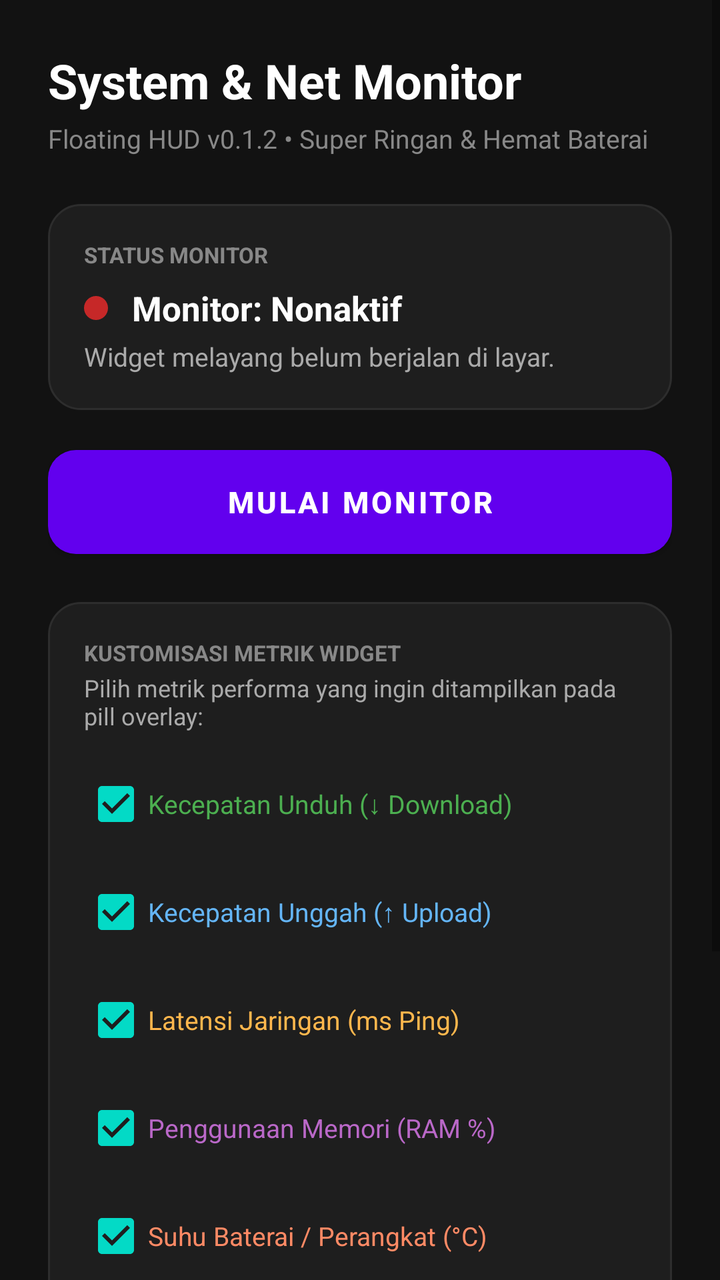
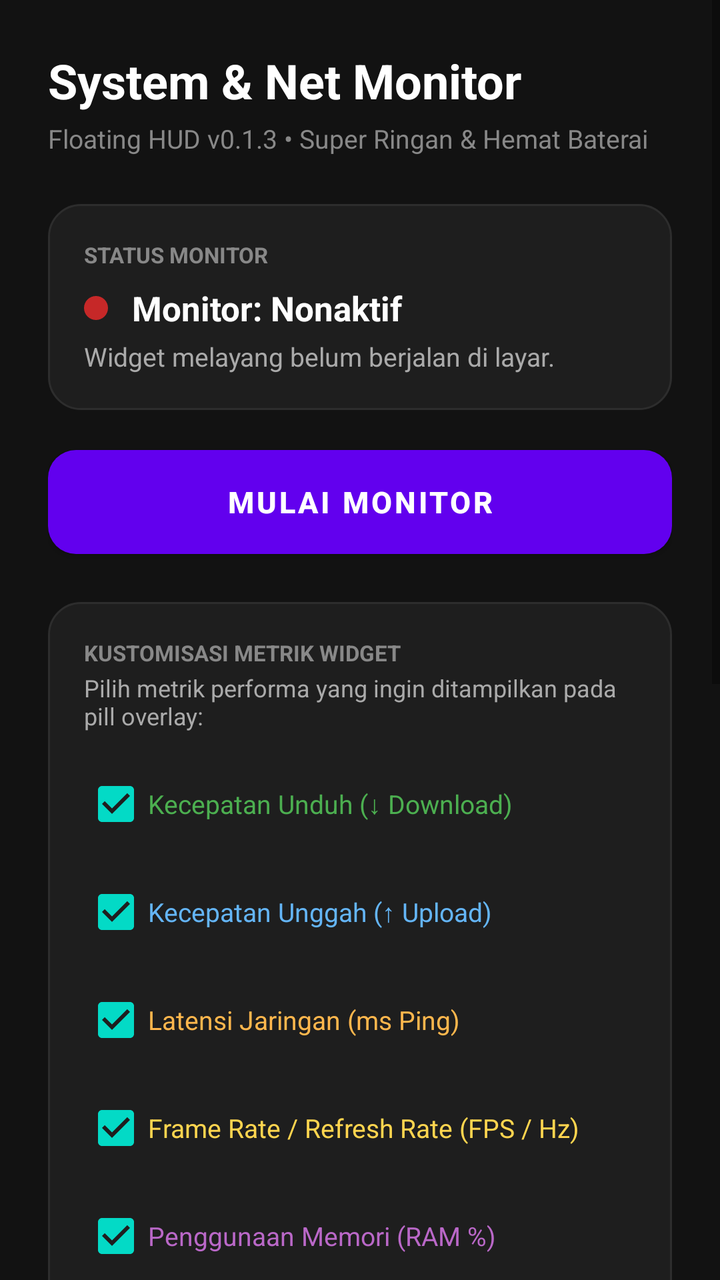

Screens rendered from an Android XML layout before and after an edit, with the pre-edit source and the edit as a unified diff.
<!-- AndroidManifest.xml: fallback theme Theme.MaterialComponents.DayNight.NoActionBar -->
<!-- res/layout/activity_main.xml -->
<?xml version="1.0" encoding="utf-8"?>
<ScrollView xmlns:android="http://schemas.android.com/apk/res/android"
    android:layout_width="match_parent"
    android:layout_height="match_parent"
    android:background="#121212"
    android:fillViewport="true">

    <LinearLayout
        android:layout_width="match_parent"
        android:layout_height="wrap_content"
        android:orientation="vertical"
        android:padding="24dp">

        
        <TextView
            android:layout_width="wrap_content"
            android:layout_height="wrap_content"
            android:text="System &amp; Net Monitor"
            android:textColor="#FFFFFF"
            android:textSize="24sp"
            android:textStyle="bold" />

        <TextView
            android:layout_width="wrap_content"
            android:layout_height="wrap_content"
            android:layout_marginTop="4dp"
            android:text="Floating HUD v0.1.2 • Super Ringan &amp; Hemat Baterai"
            android:textColor="#888888"
            android:textSize="13sp" />

        
        <LinearLayout
            android:layout_width="match_parent"
            android:layout_height="wrap_content"
            android:layout_marginTop="24dp"
            android:background="@drawable/bg_card"
            android:orientation="vertical"
            android:padding="18dp">

            <TextView
                android:layout_width="wrap_content"
                android:layout_height="wrap_content"
                android:text="STATUS MONITOR"
                android:textColor="#888888"
                android:textSize="11sp"
                android:textStyle="bold" />

            <LinearLayout
                android:layout_width="match_parent"
                android:layout_height="wrap_content"
                android:layout_marginTop="8dp"
                android:gravity="center_vertical"
                android:orientation="horizontal">

                <View
                    android:id="@+id/viewStatusDot"
                    android:layout_width="12dp"
                    android:layout_height="12dp"
                    android:background="@drawable/bg_button_stop" />

                <TextView
                    android:id="@+id/tvStatusTitle"
                    android:layout_width="wrap_content"
                    android:layout_height="wrap_content"
                    android:layout_marginStart="12dp"
                    android:text="Monitor: Nonaktif"
                    android:textColor="#FFFFFF"
                    android:textSize="17sp"
                    android:textStyle="bold" />
            </LinearLayout>

            <TextView
                android:id="@+id/tvStatusSubtitle"
                android:layout_width="wrap_content"
                android:layout_height="wrap_content"
                android:layout_marginTop="4dp"
                android:text="Widget melayang belum berjalan di layar."
                android:textColor="#AAAAAA"
                android:textSize="13sp" />
        </LinearLayout>

        
        <LinearLayout
            android:id="@+id/cardOverlayPermission"
            android:layout_width="match_parent"
            android:layout_height="wrap_content"
            android:layout_marginTop="16dp"
            android:background="@drawable/bg_card"
            android:orientation="vertical"
            android:padding="16dp"
            android:visibility="gone">

            <TextView
                android:layout_width="wrap_content"
                android:layout_height="wrap_content"
                android:text="⚠️ Izin Tampil Di Atas Aplikasi Diperlukan"
                android:textColor="#FFB74D"
                android:textSize="14sp"
                android:textStyle="bold" />

            <TextView
                android:layout_width="wrap_content"
                android:layout_height="wrap_content"
                android:layout_marginTop="6dp"
                android:text="Aplikasi memerlukan izin overlay agar widget floating dapat tampil di atas aplikasi lain."
                android:textColor="#CCCCCC"
                android:textSize="12sp" />

            <Button
                android:id="@+id/btnGrantOverlay"
                android:layout_width="match_parent"
                android:layout_height="42dp"
                android:layout_marginTop="12dp"
                android:background="@drawable/bg_button_permission"
                android:text="Aktifkan Izin Overlay"
                android:textColor="#FFFFFF"
                android:textSize="13sp"
                android:textStyle="bold" />
        </LinearLayout>

        
        <LinearLayout
            android:id="@+id/cardNotificationPermission"
            android:layout_width="match_parent"
            android:layout_height="wrap_content"
            android:layout_marginTop="16dp"
            android:background="@drawable/bg_card"
            android:orientation="vertical"
            android:padding="16dp"
            android:visibility="gone">

            <TextView
                android:layout_width="wrap_content"
                android:layout_height="wrap_content"
                android:text="🔔 Izin Notifikasi Diperlukan"
                android:textColor="#64B5F6"
                android:textSize="14sp"
                android:textStyle="bold" />

            <TextView
                android:layout_width="wrap_content"
                android:layout_height="wrap_content"
                android:layout_marginTop="6dp"
                android:text="Android 13+ mewajibkan izin notifikasi agar Foreground Service berjalan stabil tanpa dihentikan sistem."
                android:textColor="#CCCCCC"
                android:textSize="12sp" />

            <Button
                android:id="@+id/btnGrantNotification"
                android:layout_width="match_parent"
                android:layout_height="42dp"
                android:layout_marginTop="12dp"
                android:background="@drawable/bg_button_permission"
                android:text="Izinkan Notifikasi"
                android:textColor="#FFFFFF"
                android:textSize="13sp"
                android:textStyle="bold" />
        </LinearLayout>

        
        <Button
            android:id="@+id/btnToggleService"
            android:layout_width="match_parent"
            android:layout_height="52dp"
            android:layout_marginTop="20dp"
            android:background="@drawable/bg_button_start"
            android:text="Mulai Monitor"
            android:textColor="#FFFFFF"
            android:textSize="15sp"
            android:textStyle="bold" />

        
        <LinearLayout
            android:layout_width="match_parent"
            android:layout_height="wrap_content"
            android:layout_marginTop="24dp"
            android:background="@drawable/bg_card"
            android:orientation="vertical"
            android:padding="18dp">

            <TextView
                android:layout_width="wrap_content"
                android:layout_height="wrap_content"
                android:text="KUSTOMISASI METRIK WIDGET"
                android:textColor="#888888"
                android:textSize="11sp"
                android:textStyle="bold" />

            <TextView
                android:layout_width="wrap_content"
                android:layout_height="wrap_content"
                android:layout_marginTop="2dp"
                android:layout_marginBottom="12dp"
                android:text="Pilih metrik performa yang ingin ditampilkan pada pill overlay:"
                android:textColor="#AAAAAA"
                android:textSize="12sp" />

            
            <CheckBox
                android:id="@+id/cbDownload"
                android:layout_width="match_parent"
                android:layout_height="wrap_content"
                android:text="Kecepatan Unduh (↓ Download)"
                android:textColor="#4CAF50"
                android:textSize="13sp"
                android:checked="true" />

            
            <CheckBox
                android:id="@+id/cbUpload"
                android:layout_width="match_parent"
                android:layout_height="wrap_content"
                android:layout_marginTop="6dp"
                android:text="Kecepatan Unggah (↑ Upload)"
                android:textColor="#64B5F6"
                android:textSize="13sp"
                android:checked="true" />

            
            <CheckBox
                android:id="@+id/cbPing"
                android:layout_width="match_parent"
                android:layout_height="wrap_content"
                android:layout_marginTop="6dp"
                android:text="Latensi Jaringan (ms Ping)"
                android:textColor="#FFB74D"
                android:textSize="13sp"
                android:checked="true" />

            
            <CheckBox
                android:id="@+id/cbRam"
                android:layout_width="match_parent"
                android:layout_height="wrap_content"
                android:layout_marginTop="6dp"
                android:text="Penggunaan Memori (RAM %)"
                android:textColor="#BA68C8"
                android:textSize="13sp"
                android:checked="true" />

            
            <CheckBox
                android:id="@+id/cbTemp"
                android:layout_width="match_parent"
                android:layout_height="wrap_content"
                android:layout_marginTop="6dp"
                android:text="Suhu Baterai / Perangkat (°C)"
                android:textColor="#FF8A65"
                android:textSize="13sp"
                android:checked="true" />

        </LinearLayout>

        
        <LinearLayout
            android:layout_width="match_parent"
            android:layout_height="wrap_content"
            android:layout_marginTop="20dp"
            android:layout_marginBottom="16dp"
            android:background="@drawable/bg_card"
            android:orientation="vertical"
            android:padding="16dp">

            <TextView
                android:layout_width="wrap_content"
                android:layout_height="wrap_content"
                android:text="EFISIENSI &amp; PRIVASI"
                android:textColor="#888888"
                android:textSize="11sp"
                android:textStyle="bold" />

            <TextView
                android:layout_width="wrap_content"
                android:layout_height="wrap_content"
                android:layout_marginTop="6dp"
                android:text="• Otomatis jeda komputasi 100% saat layar mati\n• Membaca RAM via MemoryInfo reusable (Zero GC alloc)\n• Membaca Suhu via cached sticky broadcast\n• 100% aman tanpa root &amp; tanpa akses data pribadi"
                android:textColor="#9E9E9E"
                android:textSize="12sp"
                android:lineSpacingExtra="4dp" />
        </LinearLayout>

    </LinearLayout>
</ScrollView>
<!-- resources referenced by this layout -->
<resources>
  <!-- drawable bg_button_permission (drawable) -->
  <?xml version="1.0" encoding="utf-8"?>
  <shape xmlns:android="http://schemas.android.com/apk/res/android"
      android:shape="rectangle">
      <solid android:color="#E65100" />
      <corners android:radius="10dp" />
  </shape>
  <!-- drawable bg_button_start (drawable) -->
  <?xml version="1.0" encoding="utf-8"?>
  <shape xmlns:android="http://schemas.android.com/apk/res/android"
      android:shape="rectangle">
      <solid android:color="#2E7D32" />
      <corners android:radius="14dp" />
  </shape>
  <!-- drawable bg_button_stop (drawable) -->
  <?xml version="1.0" encoding="utf-8"?>
  <shape xmlns:android="http://schemas.android.com/apk/res/android"
      android:shape="rectangle">
      <solid android:color="#C62828" />
      <corners android:radius="14dp" />
  </shape>
  <!-- drawable bg_card (drawable) -->
  <?xml version="1.0" encoding="utf-8"?>
  <shape xmlns:android="http://schemas.android.com/apk/res/android"
      android:shape="rectangle">
      <solid android:color="#1E1E1E" />
      <stroke
          android:width="1dp"
          android:color="#2D2D2D" />
      <corners android:radius="16dp" />
  </shape>
</resources>

<!-- the commit's change to res/layout/activity_main.xml (unified diff, before → after) -->
@@ -24,7 +24,7 @@
             android:layout_width="wrap_content"
             android:layout_height="wrap_content"
             android:layout_marginTop="4dp"
-            android:text="Floating HUD v0.1.2 • Super Ringan &amp; Hemat Baterai"
+            android:text="Floating HUD v0.1.3 • Super Ringan &amp; Hemat Baterai"
             android:textColor="#888888"
             android:textSize="13sp" />
 
@@ -229,6 +229,17 @@
 
             
             <CheckBox
+                android:id="@+id/cbFps"
+                android:layout_width="match_parent"
+                android:layout_height="wrap_content"
+                android:layout_marginTop="6dp"
+                android:text="Frame Rate / Refresh Rate (FPS / Hz)"
+                android:textColor="#FFD54F"
+                android:textSize="13sp"
+                android:checked="true" />
+
+            
+            <CheckBox
                 android:id="@+id/cbRam"
                 android:layout_width="match_parent"
                 android:layout_height="wrap_content"
@@ -249,6 +260,63 @@
                 android:textSize="13sp"
                 android:checked="true" />
 
+        </LinearLayout>
+
+        
+        <LinearLayout
+            android:layout_width="match_parent"
+            android:layout_height="wrap_content"
+            android:layout_marginTop="20dp"
+            android:background="@drawable/bg_card"
+            android:orientation="vertical"
+            android:padding="16dp">
+
+            <TextView
+                android:layout_width="wrap_content"
+                android:layout_height="wrap_content"
+                android:text="INFORMASI MODE FPS &amp; REFRESH RATE"
+                android:textColor="#888888"
+                android:textSize="11sp"
+                android:textStyle="bold" />
+
+            <TextView
+                android:id="@+id/tvFpsStatus"
+                android:layout_width="wrap_content"
+                android:layout_height="wrap_content"
+                android:layout_marginTop="6dp"
+                android:text="Mode Aktif: Display Refresh Rate (Hz)"
+                android:textColor="#FFD54F"
+                android:textSize="13sp"
+                android:textStyle="bold" />
+
+            <TextView
+                android:layout_width="wrap_content"
+                android:layout_height="wrap_content"
+                android:layout_marginTop="4dp"
+                android:text="Bawaan tanpa root: Membaca frekuensi refresh layar aktif (Hz) secara real-time dan 0% beban baterai.\n\nUntuk membuka True Game FPS (in-game frame actual antar aplikasi), berikan izin DUMP via ADB:"
+                android:textColor="#9E9E9E"
+                android:textSize="12sp"
+                android:lineSpacingExtra="3dp" />
+
+            <TextView
+                android:id="@+id/tvAdbCommand"
+                android:layout_width="match_parent"
+                android:layout_height="wrap_content"
+                android:layout_marginTop="8dp"
+                android:background="#1E1E1E"
+                android:padding="10dp"
+                android:text="adb shell pm grant com.example.netmonitor android.permission.DUMP"
+                android:textColor="#81C784"
+                android:textSize="11sp"
+                android:fontFamily="monospace" />
+
+            <TextView
+                android:layout_width="wrap_content"
+                android:layout_height="wrap_content"
+                android:layout_marginTop="4dp"
+                android:text="(Ketuk teks kode di atas untuk menyalin perintah ADB)"
+                android:textColor="#666666"
+                android:textSize="11sp" />
         </LinearLayout>
 
         
